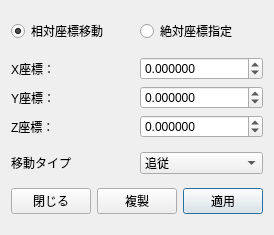
hal1437/BlockMaker, file src/Dialog/MoveTransformDialog.ui: the form before one commit.
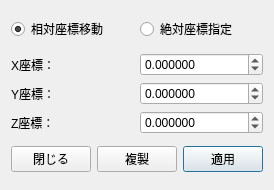
The form after the commit.

Commit message: 移動ダイアログの更新タイミングを修正

```diff
--- a/src/Dialog/MoveTransformDialog.ui
+++ b/src/Dialog/MoveTransformDialog.ui
@@ -7,7 +7,7 @@
     <x>0</x>
     <y>0</y>
     <width>254</width>
-    <height>235</height>
+    <height>190</height>
    </rect>
   </property>
   <property name="windowTitle">
@@ -123,31 +123,6 @@
      </item>
     </layout>
    </item>
-   <item>
-    <layout class="QHBoxLayout" name="horizontalLayout_2">
-     <item>
-      <widget class="QLabel" name="label_4">
-       <property name="text">
-        <string>移動タイプ</string>
-       </property>
-      </widget>
-     </item>
-     <item>
-      <widget class="QComboBox" name="MovingCombo">
-       <item>
-        <property name="text">
-         <string>追従</string>
-        </property>
-       </item>
-       <item>
-        <property name="text">
-         <string>強制</string>
-        </property>
-       </item>
-      </widget>
-     </item>
-    </layout>
-   </item>
    <item>
     <layout class="QHBoxLayout" name="horizontalLayout_3">
      <item>
```
The commit also changes 6 other files.
